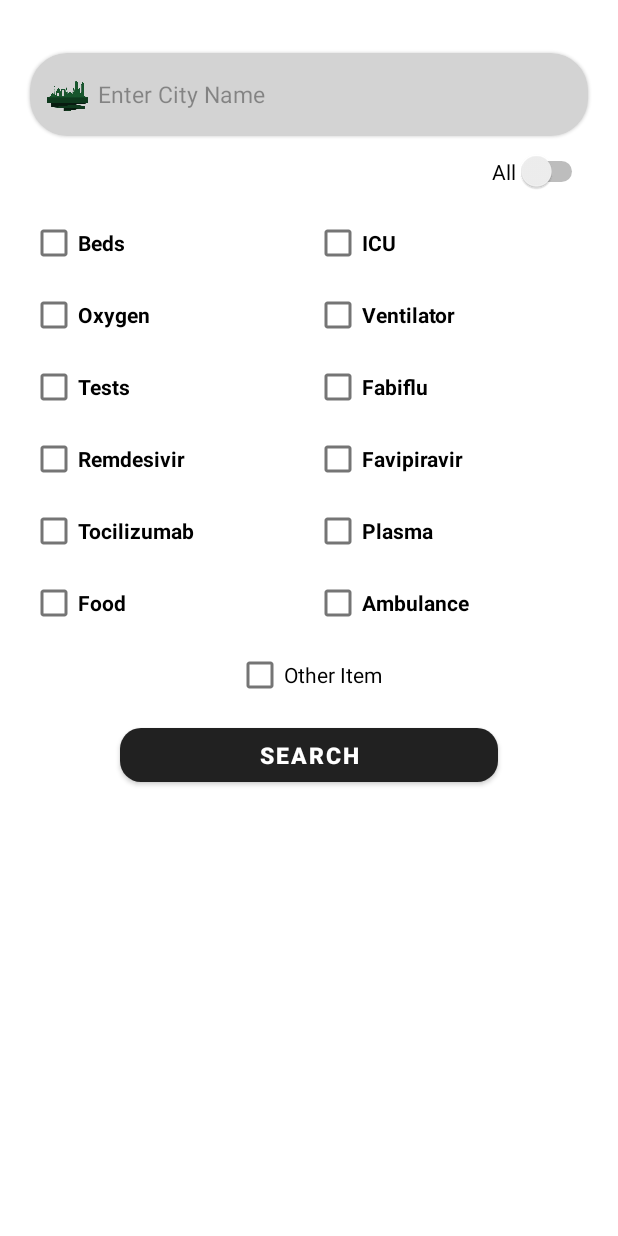
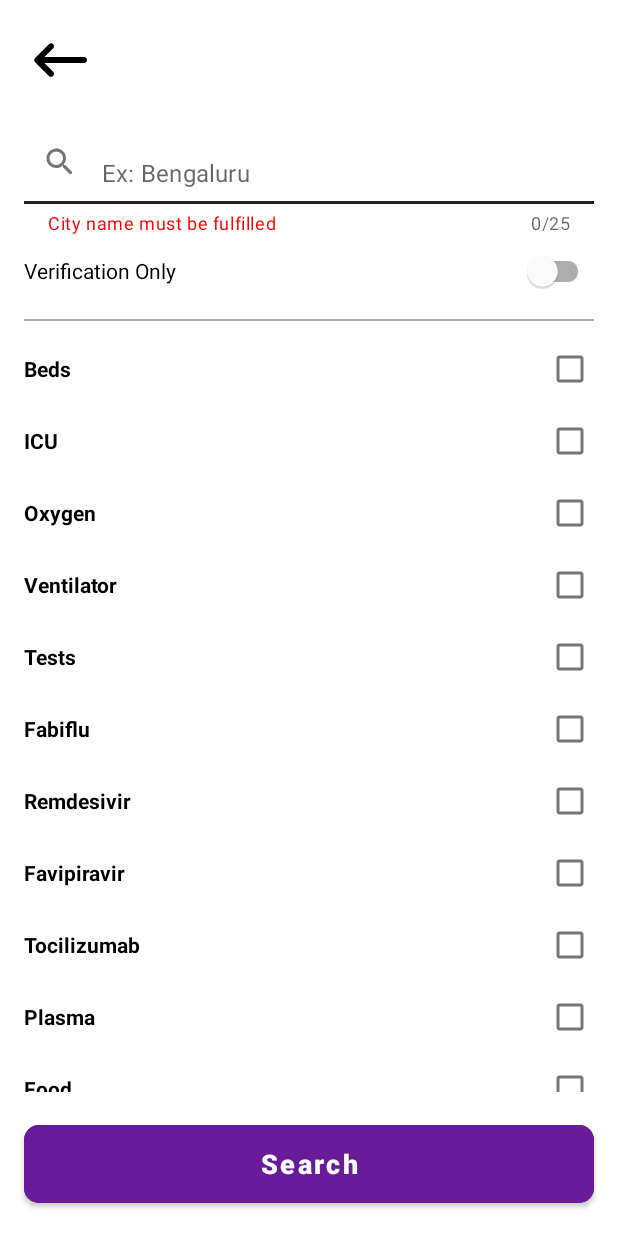
Before and after one commit to HeySitam/CovidHelp, an Android app: the layout activity_main.xml on its own in the app's theme, with its tools: preview values and no code run, on a phone screen of 412 x 824 dp. Run offline under Robolectric (Android 15) with nearby library versions, the phone set to English and light mode, and no system bars.

Commit message:
Revamp UI Twitter Helper Section Page (#89)
* revamp UI Donation

* add shimmer before data loaded

* add function back button

* add padding at description and add margin at button donation

* add icon close and icon search

* revamp UI Twitter Helper option selection page

* add bottom sheet to input Other Item

```diff
--- a/app/src/main/java/com/sitamadex11/CovidHelp/fragments/CityWiseFragment.kt
+++ b/app/src/main/java/com/sitamadex11/CovidHelp/fragments/CityWiseFragment.kt
@@ -38,7 +38,6 @@ class CityWiseFragment : Fragment(), View.OnClickListener {
             val intent = Intent(context, MainActivity::class.java)
             intent.putExtra("city", "other")
             startActivity(intent)
-            Toast.makeText(context, "Here we Go!!", Toast.LENGTH_SHORT).show()
         }
         mdKolkata.setOnClickListener(this)
         mdDelhi.setOnClickListener(this)
--- /dev/null
+++ b/app/src/main/res/drawable/ic_round_search_24.xml
@@ -0,0 +1,10 @@
+<vector xmlns:android="http://schemas.android.com/apk/res/android"
+    android:width="24dp"
+    android:height="24dp"
+    android:viewportWidth="24"
+    android:viewportHeight="24"
+    android:tint="?attr/colorControlNormal">
+  <path
+      android:fillColor="@android:color/white"
+      android:pathData="M15.5,14h-0.79l-0.28,-0.27c1.2,-1.4 1.82,-3.31 1.48,-5.34 -0.47,-2.78 -2.79,-5 -5.59,-5.34 -4.23,-0.52 -7.79,3.04 -7.27,7.27 0.34,2.8 2.56,5.12 5.34,5.59 2.03,0.34 3.94,-0.28 5.34,-1.48l0.27,0.28v0.79l4.25,4.25c0.41,0.41 1.08,0.41 1.49,0 0.41,-0.41 0.41,-1.08 0,-1.49L15.5,14zM9.5,14C7.01,14 5,11.99 5,9.5S7.01,5 9.5,5 14,7.01 14,9.5 11.99,14 9.5,14z"/>
+</vector>
--- a/app/src/main/res/layout/activity_main.xml
+++ b/app/src/main/res/layout/activity_main.xml
@@ -1,225 +1,323 @@
 <?xml version="1.0" encoding="utf-8"?>
-<RelativeLayout xmlns:android="http://schemas.android.com/apk/res/android"
+<androidx.constraintlayout.widget.ConstraintLayout xmlns:android="http://schemas.android.com/apk/res/android"
   xmlns:app="http://schemas.android.com/apk/res-auto"
-    xmlns:tools="http://schemas.android.com/tools"
   android:layout_width="match_parent"
-    android:layout_height="match_parent"
-    tools:context=".activity.MainActivity">
+  android:layout_height="match_parent">
 
-    <com.google.android.material.card.MaterialCardView
-        android:id="@+id/cvCityName"
-        android:layout_width="match_parent"
-        android:layout_height="55dp"
-        android:layout_marginStart="20dp"
-        android:layout_marginTop="35dp"
-        android:layout_marginEnd="20dp"
-        android:backgroundTint="#d3d3d3"
-        app:cardCornerRadius="25dp">
+  <androidx.appcompat.widget.AppCompatImageButton
+    android:id="@+id/button_back"
+    android:layout_width="wrap_content"
+    android:layout_height="wrap_content"
+    android:adjustViewBounds="true"
+    android:background="@android:color/transparent"
+    android:padding="16dp"
+    android:src="@drawable/ic_back"
+    app:layout_constraintEnd_toEndOf="parent"
+    app:layout_constraintHorizontal_bias="0"
+    app:layout_constraintStart_toStartOf="parent"
+    app:layout_constraintTop_toTopOf="parent" />
 
-        <RelativeLayout
+  <androidx.core.widget.NestedScrollView
+    android:id="@+id/container_scroll"
+    android:layout_width="0dp"
+    android:layout_height="0dp"
+    android:layout_marginBottom="16dp"
+    app:layout_constraintBottom_toTopOf="@id/btnSearch"
+    app:layout_constraintEnd_toEndOf="parent"
+    app:layout_constraintStart_toStartOf="parent"
+    app:layout_constraintTop_toBottomOf="@id/button_back">
+
+    <androidx.constraintlayout.widget.ConstraintLayout
       android:layout_width="match_parent"
       android:layout_height="wrap_content">
 
-            <ImageView
-                android:id="@+id/imgEmail"
-                android:layout_width="30dp"
-                android:layout_height="30dp"
-                android:layout_centerVertical="true"
-                android:layout_marginStart="10dp"
-                android:layout_marginTop="5dp"
-                android:layout_marginEnd="5dp"
-                android:layout_marginBottom="5dp"
-                android:src="@drawable/city" />
+      <com.google.android.material.textfield.TextInputLayout
+        android:id="@+id/cvCityName"
+        android:layout_width="0dp"
+        android:layout_height="wrap_content"
+        android:layout_marginStart="16dp"
+        android:layout_marginEnd="16dp"
+        app:counterEnabled="true"
+        app:counterMaxLength="25"
+        app:endIconMode="clear_text"
+        app:errorEnabled="false"
+        app:expandedHintEnabled="false"
+        app:helperText="City name must be fulfilled"
+        app:helperTextTextColor="@color/red"
+        app:hintAnimationEnabled="false"
+        app:hintEnabled="false"
+        app:hintTextColor="@android:color/darker_gray"
+        app:layout_constraintEnd_toEndOf="parent"
+        app:layout_constraintStart_toStartOf="parent"
+        app:layout_constraintTop_toTopOf="parent"
+        app:startIconDrawable="@drawable/ic_round_search_24">
 
-            <EditText
+        <com.google.android.material.textfield.TextInputEditText
           android:id="@+id/etCityName"
           android:layout_width="match_parent"
-                android:layout_height="match_parent"
-                android:layout_marginEnd="5dp"
-                android:layout_toRightOf="@+id/imgEmail"
-                android:background="@null"
-                android:hint="@string/enter_city_name"
-                android:inputType="text"
-                android:textAlignment="textStart"
-                android:textColor="#000000"
-                android:textColorHint="#60000000"
-                android:textSize="15sp" />
-        </RelativeLayout>
-    </com.google.android.material.card.MaterialCardView>
-<Switch
+          android:layout_height="wrap_content"
+          android:background="@android:color/transparent"
+          android:hint="@string/hint_search_city"
+          android:inputType="textCapWords"
+          android:maxLength="25"
+          android:maxLines="1"
+          android:textColor="@color/black" />
+
+      </com.google.android.material.textfield.TextInputLayout>
+
+      <com.google.android.material.switchmaterial.SwitchMaterial
         android:id="@+id/stwVerification"
-    android:layout_below="@id/cvCityName"
-    android:layout_alignParentRight="true"
-    android:layout_width="wrap_content"
+        android:layout_width="0dp"
         android:layout_height="wrap_content"
-    android:text="@string/all"
-    android:layout_marginEnd="20dp"
-    android:layout_marginTop="10dp"
-    tools:ignore="UseSwitchCompatOrMaterialXml" />
-    <GridLayout
-        android:id="@+id/gvItems"
-        android:layout_width="match_parent"
-        android:layout_height="wrap_content"
-        android:layout_below="@+id/stwVerification"
-        android:layout_marginStart="20dp"
-        android:layout_marginTop="10dp"
-        android:layout_marginEnd="20dp"
-        android:alignmentMode="alignMargins"
-        android:columnCount="2"
-        android:columnOrderPreserved="false"
-        android:rowCount="5">
+        android:layout_marginStart="16dp"
+        android:layout_marginEnd="16dp"
+        android:text="@string/verification_only_twitter_help"
+        app:layout_constraintEnd_toEndOf="parent"
+        app:layout_constraintStart_toStartOf="parent"
+        app:layout_constraintTop_toBottomOf="@id/cvCityName" />
+
+      <View
+        android:id="@+id/divider1"
+        android:layout_width="0dp"
+        android:layout_height="1dp"
+        android:layout_marginStart="16dp"
+        android:layout_marginTop="8dp"
+        android:layout_marginEnd="16dp"
+        android:background="@android:color/darker_gray"
+        app:layout_constraintEnd_toEndOf="parent"
+        app:layout_constraintStart_toStartOf="parent"
+        app:layout_constraintTop_toBottomOf="@id/stwVerification" />
 
       <CheckBox
         android:id="@+id/beds"
-            android:layout_width="wrap_content"
+        android:layout_width="0dp"
         android:layout_height="wrap_content"
         android:layout_rowWeight="1"
         android:layout_columnWeight="1"
+        android:layout_marginStart="16dp"
+        android:layout_marginTop="8dp"
+        android:layout_marginEnd="16dp"
+        android:layoutDirection="rtl"
+        android:text="@string/beds"
         android:textStyle="bold"
-            android:text="@string/beds" />
+        app:layout_constraintEnd_toEndOf="parent"
+        app:layout_constraintStart_toStartOf="parent"
+        app:layout_constraintTop_toBottomOf="@id/divider1" />
 
       <CheckBox
         android:id="@+id/icu"
-            android:layout_width="wrap_content"
+        android:layout_width="0dp"
         android:layout_height="wrap_content"
         android:layout_rowWeight="1"
+        android:layout_columnWeight="1"
+        android:layout_marginStart="16dp"
+        android:layout_marginEnd="16dp"
+        android:layoutDirection="rtl"
+        android:text="@string/icu"
         android:textStyle="bold"
-            android:layout_columnWeight="1"
-            android:text="@string/icu" />
+        app:layout_constraintEnd_toEndOf="parent"
+        app:layout_constraintStart_toStartOf="parent"
+        app:layout_constraintTop_toBottomOf="@id/beds" />
 
       <CheckBox
         android:id="@+id/oxygen"
-            android:layout_width="wrap_content"
+        android:layout_width="0dp"
         android:layout_height="wrap_content"
         android:layout_rowWeight="1"
+        android:layout_columnWeight="1"
+        android:layout_marginStart="16dp"
+        android:layout_marginEnd="16dp"
+        android:layoutDirection="rtl"
+        android:text="@string/oxygen"
         android:textStyle="bold"
-            android:layout_columnWeight="1"
-            android:text="@string/oxygen" />
+        app:layout_constraintEnd_toEndOf="parent"
+        app:layout_constraintStart_toStartOf="parent"
+        app:layout_constraintTop_toBottomOf="@id/icu" />
 
       <CheckBox
         android:id="@+id/ventilator"
-            android:layout_width="wrap_content"
+        android:layout_width="0dp"
         android:layout_height="wrap_content"
         android:layout_rowWeight="1"
+        android:layout_columnWeight="1"
+        android:layout_marginStart="16dp"
+        android:layout_marginEnd="16dp"
+        android:layoutDirection="rtl"
+        android:text="@string/ventilator"
         android:textStyle="bold"
-            android:layout_columnWeight="1"
-            android:text="@string/ventilator" />
+        app:layout_constraintEnd_toEndOf="parent"
+        app:layout_constraintStart_toStartOf="parent"
+        app:layout_constraintTop_toBottomOf="@id/oxygen" />
+
 
       <CheckBox
         android:id="@+id/tests"
-            android:layout_width="wrap_content"
+        android:layout_width="0dp"
         android:layout_height="wrap_content"
         android:layout_rowWeight="1"
+        android:layout_columnWeight="1"
+        android:layout_marginStart="16dp"
+        android:layout_marginEnd="16dp"
+        android:layoutDirection="rtl"
+        android:text="@string/tests"
         android:textStyle="bold"
-            android:layout_columnWeight="1"
-            android:text="@string/tests" />
+        app:layout_constraintEnd_toEndOf="parent"
+        app:layout_constraintStart_toStartOf="parent"
+        app:layout_constraintTop_toBottomOf="@id/ventilator" />
 
       <CheckBox
         android:id="@+id/fabiflu"
-            android:layout_width="wrap_content"
+        android:layout_width="0dp"
         android:layout_height="wrap_content"
         android:layout_rowWeight="1"
+        android:layout_columnWeight="1"
+        android:layout_marginStart="16dp"
+        android:layout_marginEnd="16dp"
+        android:layoutDirection="rtl"
+        android:text="@string/fabiflu"
         android:textStyle="bold"
-            android:layout_columnWeight="1"
-            android:text="@string/fabiflu" />
+        app:layout_constraintEnd_toEndOf="parent"
+        app:layout_constraintStart_toStartOf="parent"
+        app:layout_constraintTop_toBottomOf="@id/tests" />
 
       <CheckBox
         android:id="@+id/remdesivir"
-            android:layout_width="wrap_content"
+        android:layout_width="0dp"
         android:layout_height="wrap_content"
         android:layout_rowWeight="1"
+        android:layout_columnWeight="1"
+        android:layout_marginStart="16dp"
+        android:layout_marginEnd="16dp"
+        android:layoutDirection="rtl"
+        android:text="@string/remdesivir"
         android:textStyle="bold"
-            android:layout_columnWeight="1"
-            android:text="@string/remdesivir" />
+        app:layout_constraintEnd_toEndOf="parent"
+        app:layout_constraintStart_toStartOf="parent"
+        app:layout_constraintTop_toBottomOf="@id/fabiflu" />
 
       <CheckBox
         android:id="@+id/favipiravir"
-            android:layout_width="wrap_content"
+        android:layout_width="0dp"
         android:layout_height="wrap_content"
         android:layout_rowWeight="1"
+        android:layout_columnWeight="1"
+        android:layout_marginStart="16dp"
+        android:layout_marginEnd="16dp"
+        android:layoutDirection="rtl"
+        android:text="@string/favipiravir"
         android:textStyle="bold"
-            android:layout_columnWeight="1"
-            android:text="@string/favipiravir" />
+        app:layout_constraintEnd_toEndOf="parent"
+        app:layout_constraintStart_toStartOf="parent"
+        app:layout_constraintTop_toBottomOf="@id/remdesivir" />
 
       <CheckBox
         android:id="@+id/tocilizumab"
-            android:layout_width="wrap_content"
+        android:layout_width="0dp"
         android:layout_height="wrap_content"
         android:layout_rowWeight="1"
+        android:layout_columnWeight="1"
+        android:layout_marginStart="16dp"
+        android:layout_marginEnd="16dp"
+        android:layoutDirection="rtl"
+        android:text="@string/tocilizumab"
         android:textStyle="bold"
-            android:layout_columnWeight="1"
-            android:text="@string/tocilizumab" />
+        app:layout_constraintEnd_toEndOf="parent"
+        app:layout_constraintStart_toStartOf="parent"
+        app:layout_constraintTop_toBottomOf="@id/favipiravir" />
 
       <CheckBox
         android:id="@+id/plasma"
-            android:layout_width="wrap_content"
+        android:layout_width="0dp"
         android:layout_height="wrap_content"
         android:layout_rowWeight="1"
         android:layout_columnWeight="1"
+        android:layout_marginStart="16dp"
+        android:layout_marginEnd="16dp"
+        android:layoutDirection="rtl"
+        android:text="@string/plasma"
         android:textStyle="bold"
-            android:text="@string/plasma" />
+        app:layout_constraintEnd_toEndOf="parent"
+        app:layout_constraintStart_toStartOf="parent"
+        app:layout_constraintTop_toBottomOf="@id/tocilizumab" />
 
       <CheckBox
         android:id="@+id/food"
-            android:layout_width="wrap_content"
+        android:layout_width="0dp"
         android:layout_height="wrap_content"
         android:layout_rowWeight="1"
         android:layout_columnWeight="1"
+        android:layout_marginStart="16dp"
+        android:layout_marginEnd="16dp"
+        android:layoutDirection="rtl"
+        android:text="@string/food"
         android:textStyle="bold"
-            android:text="@string/food" />
+        app:layout_constraintEnd_toEndOf="parent"
+        app:layout_constraintStart_toStartOf="parent"
+        app:layout_constraintTop_toBottomOf="@id/plasma" />
 
       <CheckBox
         android:id="@+id/ambulance"
-            android:layout_width="wrap_content"
+        android:layout_width="0dp"
         android:layout_height="wrap_content"
         android:layout_rowWeight="1"
+        android:layout_columnWeight="1"
+        android:layout_marginStart="16dp"
+        android:layout_marginEnd="16dp"
+        android:layoutDirection="rtl"
+        android:text="@string/ambulance"
         android:textStyle="bold"
-            android:layout_columnWeight="1"
-            android:text="@string/ambulance" />
-    </GridLayout>
+        app:layout_constraintEnd_toEndOf="parent"
+        app:layout_constraintStart_toStartOf="parent"
+        app:layout_constraintTop_toBottomOf="@id/food" />
 
       <CheckBox
         android:id="@+id/chkOther"
-        android:layout_width="wrap_content"
+        android:layout_width="0dp"
         android:layout_height="wrap_content"
-        android:layout_below="@id/gvItems"
-        android:layout_centerHorizontal="true"
-        android:text="@string/other_item" />
+        android:layout_rowWeight="1"
+        android:layout_columnWeight="1"
+        android:layout_marginStart="16dp"
+        android:layout_marginEnd="16dp"
+        android:layoutDirection="rtl"
+        android:text="@string/other_item"
+        android:textStyle="bold"
+        app:layout_constraintEnd_toEndOf="parent"
+        app:layout_constraintStart_toStartOf="parent"
+        app:layout_constraintTop_toBottomOf="@id/ambulance" />
 
-    <com.google.android.material.textfield.TextInputLayout
-        android:id="@+id/tilOthers"
-        style="@style/Widget.MaterialComponents.TextInputLayout.OutlinedBox"
-        android:layout_width="match_parent"
+      <com.google.android.material.textview.MaterialTextView
+        android:id="@+id/text_selected_other_item"
+        android:layout_width="0dp"
         android:layout_height="wrap_content"
-        android:layout_below="@id/chkOther"
-        android:layout_marginStart="60dp"
-        android:layout_marginTop="5dp"
-        android:layout_marginEnd="60dp"
-        android:visibility="gone"
-        app:boxStrokeColor="@color/black"
-        app:boxStrokeWidth="2dp">
+        android:paddingBottom="16dp"
+        android:layout_marginStart="20dp"
+        android:layout_marginEnd="16dp"
+        android:textColor="@android:color/darker_gray"
+        app:layout_constraintEnd_toEndOf="parent"
+        app:layout_constraintStart_toStartOf="parent"
+        app:layout_constraintTop_toBottomOf="@id/chkOther" />
 
-        <com.google.android.material.textfield.TextInputEditText
-            android:id="@+id/etOthers"
-            android:layout_width="match_parent"
-            android:layout_height="wrap_content"
-            android:gravity="center"
-            android:hint="@string/enter_other_item" />
-    </com.google.android.material.textfield.TextInputLayout>
+    </androidx.constraintlayout.widget.ConstraintLayout>
+
+  </androidx.core.widget.NestedScrollView>
 
   <com.google.android.material.button.MaterialButton
     android:id="@+id/btnSearch"
-        android:layout_width="match_parent"
-        android:layout_height="wrap_content"
-        android:layout_below="@id/tilOthers"
-        android:layout_marginStart="80dp"
-        android:layout_marginTop="5dp"
-        android:layout_marginEnd="80dp"
+    android:layout_width="0dp"
+    android:layout_height="64dp"
+    android:layout_marginStart="16dp"
+    android:layout_marginEnd="16dp"
+    android:layout_marginBottom="16dp"
+    android:backgroundTint="#6A1B9A"
     android:drawableStart="@drawable/ic_baseline_search_24"
     android:text="@string/search"
-        android:textColor="#ffffff"
-        android:textSize="15sp"
+    android:textAllCaps="false"
+    android:textColor="@color/white"
+    android:textSize="18sp"
     android:textStyle="bold"
-        app:cornerRadius="14dp" />
+    app:cornerRadius="10dp"
+    app:layout_constraintBottom_toBottomOf="parent"
+    app:layout_constraintEnd_toEndOf="parent"
+    app:layout_constraintStart_toStartOf="parent" />
 
-</RelativeLayout>
+</androidx.constraintlayout.widget.ConstraintLayout>
--- a/app/src/main/res/values/strings.xml
+++ b/app/src/main/res/values/strings.xml
@@ -326,4 +326,6 @@
   <string name="privacy_policy">Privacy Policy</string>
   <string name="stay_safe_stay_healthy">Stay Safe. Stay Healthy.</string>
   <string name="get_all_resources_on_a_simple_click">Get all resources on a simple click!</string>
+  <string name="hint_search_city">Ex: Bengaluru</string>
+  <string name="verification_only_twitter_help">Verification Only</string>
 </resources>
```
Also changed, not shown: app/src/main/java/com/sitamadex11/CovidHelp/activity/MainActivity.kt (+47 -18 lines), app/src/main/java/com/sitamadex11/CovidHelp/activity/OtherItemBottomSheet.kt (added, +44 -0 lines), app/src/main/res/drawable/ic_close.xml (added, +10 -0 lines), app/src/main/res/layout/bottom_sheet_other_input.xml (added, +63 -0 lines). Lines whose indentation alone changed are shown as unchanged.
